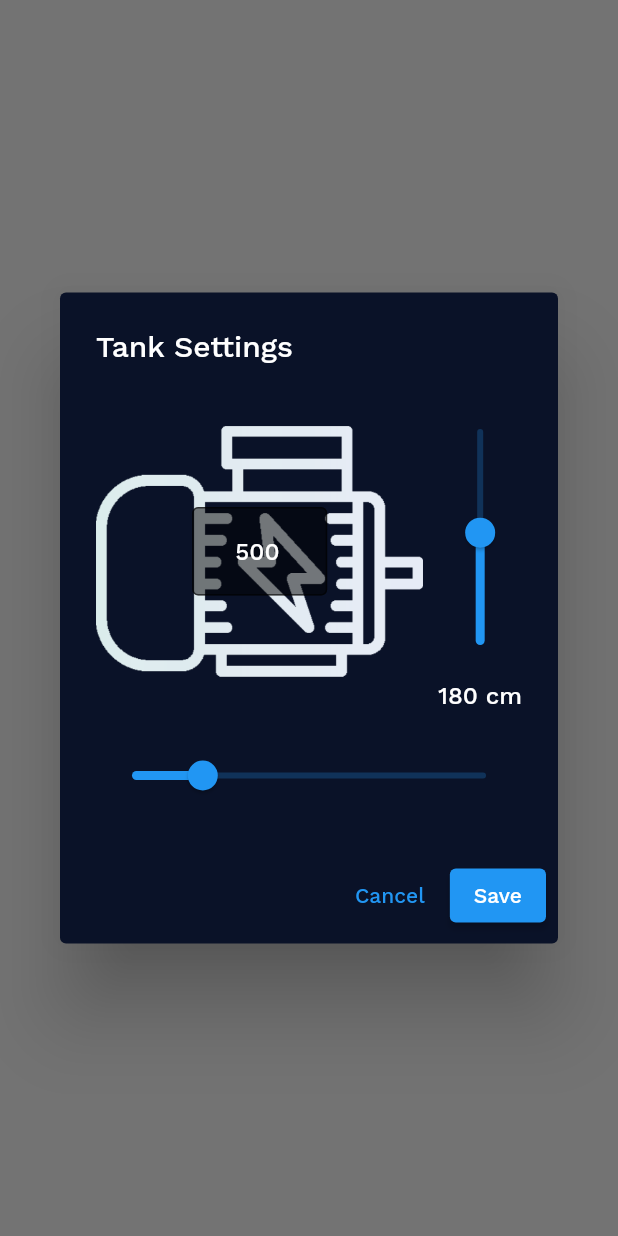
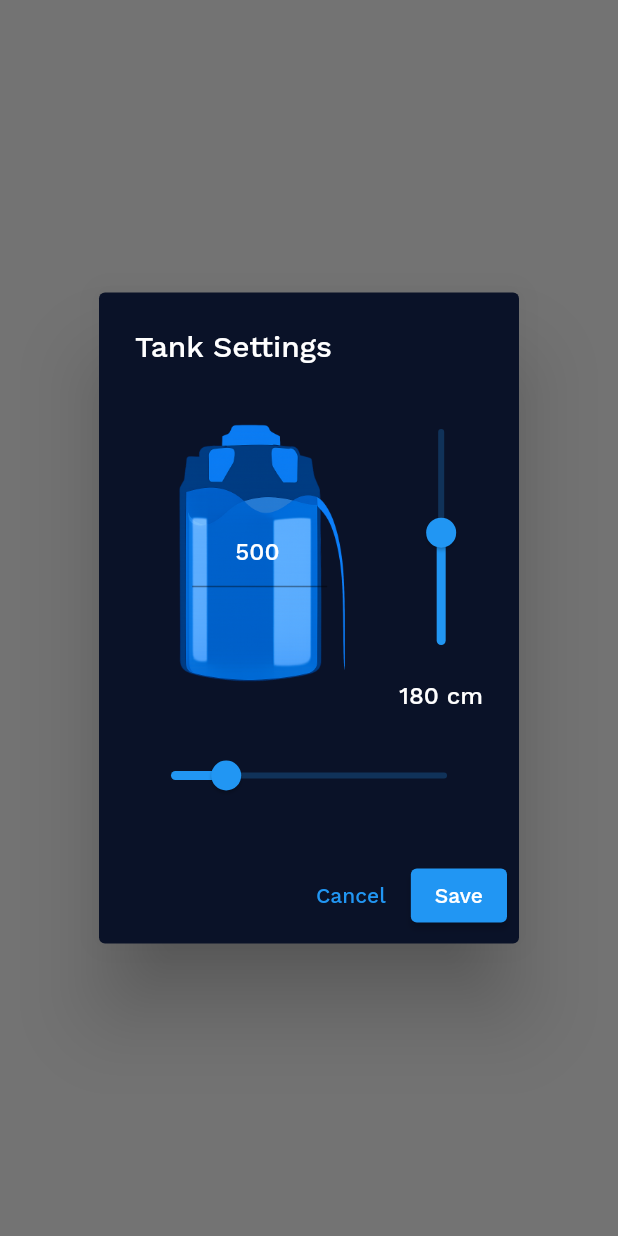
Before and after one commit to Umair777/smarttank, a Flutter app: what showTankSettingsDialog() shows on an empty page, opened directly, on a phone screen of 412 x 824 dp. Run offline on Flutter 3.47's test engine with Material 2 defaults, Android fonts, the phone set to English and light mode, and no system bars; our stand-ins replace flutter_riverpod, flutter_svg, lite_rolling_switch, rive, supabase_flutter; missing offline and left inert: mqtt_client; accounts and stored records are empty.

Commit message:
add tank image in the tank settings

```diff
--- a/lib/widgets/tank_settings_dialog.dart
+++ b/lib/widgets/tank_settings_dialog.dart
@@ -40,7 +40,7 @@ void showTankSettingsDialog(BuildContext context) {
                           children: [
 
                             Image.asset(
-                              'assets/images/Motor3.png',   // your tank image
+                              'assets/images/overflow_tank.png',   // your tank image
                               height: 180,
                             ),
 
@@ -52,11 +52,11 @@ void showTankSettingsDialog(BuildContext context) {
                                 keyboardType: TextInputType.number,
                                 textAlign: TextAlign.center,
                                 style: const TextStyle(color: Colors.white),
-                                decoration: const InputDecoration(
-                                  filled: true,
-                                  fillColor: Color.fromRGBO(0, 0, 0, 0.5),
-                                  border: OutlineInputBorder(),
-                                ),
+                                // decoration: const InputDecoration(
+                                //   filled: false,
+                                //   fillColor: Color.fromRGBO(0, 0, 0, 0.5),
+                                  // border: OutlineInputBorder(),
+                                // ),
                               ),
                             ),
                           ],
```
Also changed, not shown: assets/images/overflow_tank.png (added).
